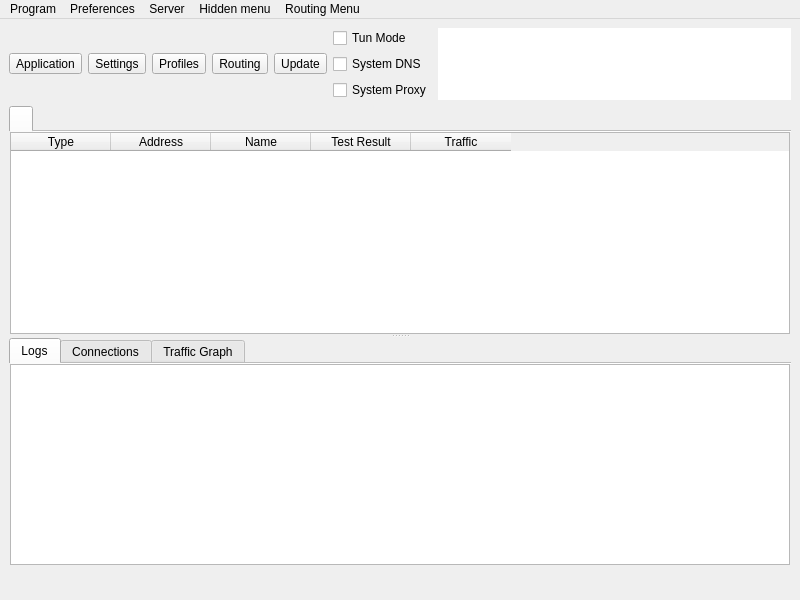
First picture: the form in include/ui/mainwindow.ui, repository shengmo0210/Throne, before the edit.
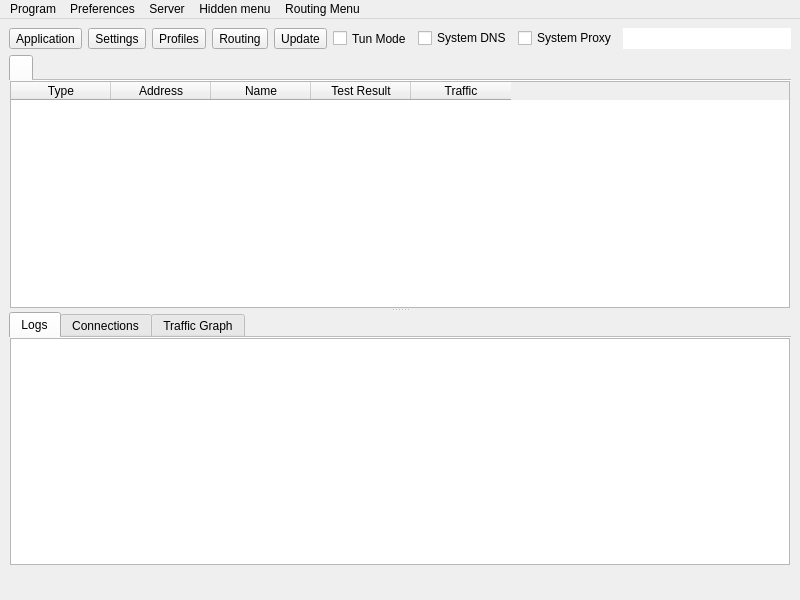
Second picture: the form after the edit. Icons and pictures are not drawn. Custom widgets are drawn as their Qt base class.

```diff
--- a/include/ui/mainwindow.ui
+++ b/include/ui/mainwindow.ui
@@ -134,7 +134,7 @@
        </widget>
       </item>
       <item>
-       <layout class="QVBoxLayout" name="verticalLayout_4">
+       <layout class="QHBoxLayout" name="verticalLayout_4">
         <item>
          <widget class="QCheckBox" name="checkBox_VPN">
           <property name="sizePolicy">
```
